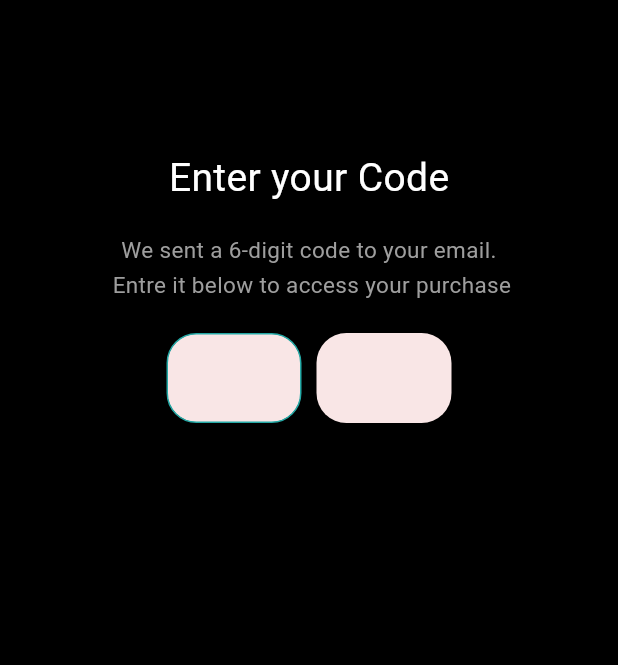
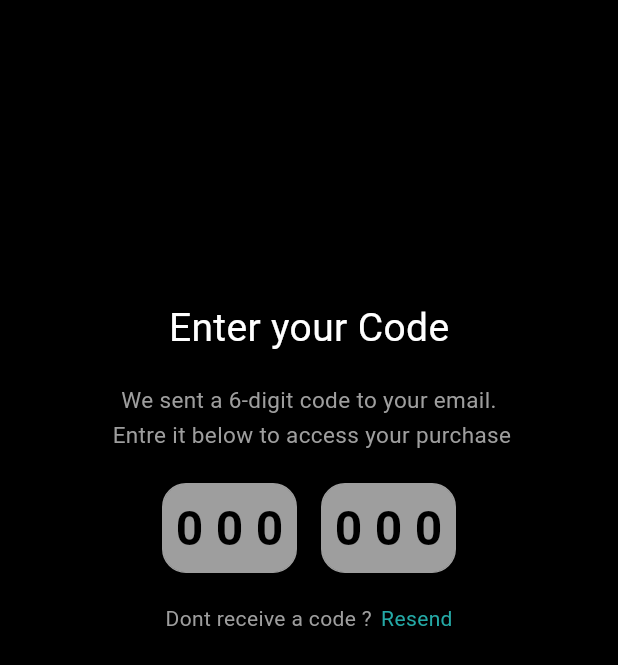
Before and after one commit to hefnyy111/findo_App, a Flutter app: the screen it shows after launch, on a phone screen of 412 x 824 dp. Shown: the top 665 px of the screen. Run offline on Flutter 3.47's test engine with Material 3 defaults, Android fonts, the phone set to English and light mode, and no system bars; our stand-ins replace bloc, country_picker, device_preview, dio, dropdown_button2, flutter_bloc and 3 more; Roboto replaces fonts that are missing (SF-Pro-Rounded-Bold, SF-Pro-Text-Bold).

Commit message:
otp code

```diff
--- /dev/null
+++ b/lib/features/auth/presentation/sign_in/manager/cubit/verify_code_cubit.dart
@@ -0,0 +1,44 @@
+import 'package:Ascend/shared/core/utlis/constants.dart';
+import 'package:bloc/bloc.dart';
+import 'package:flutter/material.dart';
+import 'package:flutter_bloc/flutter_bloc.dart';
+import 'package:meta/meta.dart';
+
+part 'verify_code_state.dart';
+
+class VerifyCodeCubit extends Cubit<VerifyCodeState> {
+  VerifyCodeCubit() : super(VerifyCodeInitial());
+
+  static VerifyCodeCubit get(context) => BlocProvider.of(context);
+  // ******************************* Variabels
+  final formKey = GlobalKey<FormState>();
+  final controller1 = TextEditingController();
+  final controller2 = TextEditingController();
+
+  // ******************************* Change button
+  bool startShimmer = false;
+  Color buttonEnable = AppColors.kbutton_disabel;
+  VoidCallback? functionButton;
+  void changeButton(
+    String? value,
+    context, {
+    VoidCallback? custom_functionButton,
+  }) {
+    bool values = controller1.text.isNotEmpty && controller2.text.isNotEmpty;
+    if (values) {
+      startShimmer = true;
+      buttonEnable = AppColors.kPrimaryColor;
+      functionButton = custom_functionButton;
+    } else {
+      startShimmer = false;
+      buttonEnable = AppColors.kbutton_disabel;
+      functionButton = null;
+    }
+
+    emit(VerifyCodeDone());
+  }
+
+  // ******************************* Active Container
+  bool isActive = false;
+
+}
--- /dev/null
+++ b/lib/features/auth/presentation/sign_in/manager/cubit/verify_code_state.dart
@@ -0,0 +1,7 @@
+part of 'verify_code_cubit.dart';
+
+@immutable
+sealed class VerifyCodeState {}
+
+final class VerifyCodeInitial extends VerifyCodeState {}
+final class VerifyCodeDone extends VerifyCodeState {}
--- /dev/null
+++ b/lib/features/auth/presentation/sign_in/phone/widgets/custom_raw.dart
@@ -0,0 +1,33 @@
+import 'package:Ascend/shared/core/utlis/constants.dart';
+import 'package:flutter/material.dart';
+
+class CustomRow extends StatelessWidget {
+  const CustomRow({
+    super.key,
+    required this.text1,
+    required this.text2,
+    this.onTap,
+  });
+  final String text1, text2;
+  final void Function()? onTap;
+  @override
+  Widget build(BuildContext context) {
+    return Row(
+      mainAxisAlignment: MainAxisAlignment.center,
+      children: [
+        Text(
+          text1,
+          style: TextStyle(fontSize: 14, color: AppColors.kGreyColor),
+        ),
+        SizedBox(width: 6),
+        GestureDetector(
+          onTap: onTap,
+          child: Text(
+            text2,
+            style: TextStyle(fontSize: 14, color: AppColors.kPrimaryColor),
+          ),
+        ),
+      ],
+    );
+  }
+}
--- a/lib/features/auth/presentation/sign_in/phone/widgets/otp_code.dart
+++ b/lib/features/auth/presentation/sign_in/phone/widgets/otp_code.dart
@@ -10,10 +10,110 @@ class OtpCode extends StatefulWidget {
 }
 
 class _OtpCodeState extends State<OtpCode> {
+  final firstFocus = FocusNode();
+  final secondFocus = FocusNode();
   final firstController = TextEditingController();
   final secondController = TextEditingController();
 
-  bool isFirstActive = true;
+  List<String> firstDigits = ["0", "0", "0"];
+  List<String> secondDigits = ["0", "0", "0"];
+
+  @override
+  void dispose() {
+    firstFocus.dispose();
+    secondFocus.dispose();
+    firstController.dispose();
+    secondController.dispose();
+    super.dispose();
+  }
+
+  void updateDigits(String input, List<String> digits, FocusNode nextFocus) {
+    for (int i = 0; i < 3; i++) {
+      if (i < input.length) {
+        digits[i] = input[i];
+      } else {
+        digits[i] = "0";
+      }
+    }
+
+    if (input.length == 3) {
+      FocusScope.of(context).requestFocus(nextFocus);
+    }
+  }
+
+  Widget buildBox({
+    required List<String> digits,
+    required TextEditingController controller,
+    required FocusNode focusNode,
+    required FocusNode nextFocus,
+  }) {
+    return Container(
+      width: 90,
+      height: 60,
+      margin: const EdgeInsets.symmetric(horizontal: 8),
+      decoration: BoxDecoration(
+        color: Colors.grey,
+        borderRadius: BorderRadius.circular(16),
+        border: Border.all(
+          color: focusNode.hasFocus ? AppColors.kPrimaryColor : Colors.grey,
+          width: focusNode.hasFocus ? 2 : 1,
+        ),
+        boxShadow: [
+          if (focusNode.hasFocus)
+            BoxShadow(
+              color: AppColors.kPrimaryColor.withOpacity(0.15),
+              blurRadius: 6,
+              offset: const Offset(0, 3),
+            ),
+        ],
+      ),
+      child: Stack(
+        alignment: Alignment.center,
+        children: [
+          Row(
+            mainAxisAlignment: MainAxisAlignment.spaceEvenly,
+            children: List.generate(3, (i) {
+              return AnimatedSwitcher(
+                duration: const Duration(milliseconds: 250),
+                transitionBuilder:
+                    (child, anim) => SlideTransition(
+                      position: Tween<Offset>(
+                        begin: const Offset(0, 1),
+                        end: Offset.zero,
+                      ).animate(anim),
+                      child: child,
+                    ),
+                child: Text(
+                  digits[i],
+                  key: ValueKey(digits[i] + i.toString()),
+                  style: const TextStyle(
+                    fontSize: 32,
+                    fontWeight: FontWeight.bold,
+                    color: Colors.black,
+                  ),
+                ),
+              );
+            }),
+          ),
+          Opacity(
+            opacity: 0,
+            child: TextField(
+              controller: controller,
+              focusNode: focusNode,
+              keyboardType: TextInputType.number,
+              inputFormatters: [LengthLimitingTextInputFormatter(3)],
+              autofocus: focusNode == firstFocus,
+              onChanged: (val) {
+                setState(() {
+                  updateDigits(val, digits, nextFocus);
+                });
+              },
+            ),
+          ),
+        ],
+      ),
+    );
+  }
 
   @override
   Widget build(BuildContext context) {
@@ -21,62 +121,20 @@ class _OtpCodeState extends State<OtpCode> {
       child: Row(
         mainAxisAlignment: MainAxisAlignment.center,
         children: [
-          buildCodeBox(
+          buildBox(
+            digits: firstDigits,
             controller: firstController,
-            isActive: isFirstActive,
-            onTap: () {
-              setState(() => isFirstActive = true);
-            },
+            focusNode: firstFocus,
+            nextFocus: secondFocus,
           ),
-          const SizedBox(width: 10),
-          buildCodeBox(
+          buildBox(
+            digits: secondDigits,
             controller: secondController,
-            isActive: !isFirstActive,
-            onTap: () {
-              setState(() => isFirstActive = false);
-            },
+            focusNode: secondFocus,
+            nextFocus: FocusNode(),
           ),
         ],
       ),
     );
   }
-
-  Widget buildCodeBox({
-    required TextEditingController controller,
-    required bool isActive,
-    required VoidCallback onTap,
-  }) {
-    return GestureDetector(
-      onTap: onTap,
-      child: Container(
-        width: 90,
-        height: 60,
-        alignment: Alignment.center,
-        decoration: BoxDecoration(
-          color: const Color.fromARGB(255, 249, 230, 230),
-          borderRadius: BorderRadius.circular(20),
-          border:
-              isActive
-                  ? Border.all(color: AppColors.kPrimaryColor, width: 1)
-                  : null,
-        ),
-        child: TextField(
-          controller: controller,
-          textAlign: TextAlign.center,
-          style: const TextStyle(
-            fontSize: 24,
-            fontWeight: FontWeight.bold,
-            color: Colors.black,
-          ),
-          keyboardType: TextInputType.number,
-          inputFormatters: [LengthLimitingTextInputFormatter(3)],
-          decoration: const InputDecoration(
-            border: InputBorder.none,
-            hintText: '',
-          ),
-          onTap: onTap,
-        ),
-      ),
-    );
-  }
 }
--- a/lib/features/auth/presentation/sign_in/views/code_view.dart
+++ b/lib/features/auth/presentation/sign_in/views/code_view.dart
@@ -1,3 +1,5 @@
+import 'package:Ascend/features/auth/presentation/sign_in/manager/cubit/verify_code_cubit.dart';
+import 'package:Ascend/features/auth/presentation/sign_in/phone/widgets/custom_raw.dart';
 import 'package:Ascend/features/auth/presentation/sign_in/phone/widgets/otp_code.dart';
 import 'package:Ascend/shared/core/utlis/constants.dart';
 import 'package:flutter/material.dart';
@@ -7,12 +9,14 @@ class CodeView extends StatelessWidget {
 
   @override
   Widget build(BuildContext context) {
-    return   Scaffold(
+    var verifyCodeCubit = VerifyCodeCubit.get(context);
+
+    return Scaffold(
       backgroundColor: Colors.black,
       body: Column(
         crossAxisAlignment: CrossAxisAlignment.center,
         children: [
-          const SizedBox(height: 100.0),
+          const SizedBox(height: 200.0),
           // ******************************* Text 1
           Center(
             child: Padding(
@@ -42,53 +46,9 @@ class CodeView extends StatelessWidget {
                   ),
                   const SizedBox(height: 20.0),
                   OtpCode(),
-
-                  //   Row(
-                  //     children: [
-                  //       Container(
-                  //         padding: const EdgeInsets.symmetric(
-                  //           horizontal: 14,
-                  //           vertical: 8,
-                  //         ),
-                  //         decoration: BoxDecoration(
-                  //           color: const Color(0xFFF3F3F3),
-                  //           borderRadius: BorderRadius.circular(20),
-                  //         ),
-                  //         child: const Text(
-                  //           '331',
-                  //           style: TextStyle(
-                  //             fontSize: 22,
-                  //             fontWeight: FontWeight.bold,
-                  //             color: Colors.black,
-                  //           ),
-                  //         ),
-                  //       ),
-                  //       const SizedBox(width: 10),
-
-                  //       Container(
-                  //         padding: const EdgeInsets.symmetric(
-                  //           horizontal: 14,
-                  //           vertical: 8,
-                  //         ),
-                  //         decoration: BoxDecoration(
-                  //           color: Colors.white,
-                  //           border: Border.all(
-                  //             color: Color(0xFF5EA8FF),
-                  //             width: 2,
-                  //           ),
-                  //           borderRadius: BorderRadius.circular(20),
-                  //         ),
-                  //         child: const Text(
-                  //           '340',
-                  //           style: TextStyle(
-                  //             fontSize: 22,
-                  //             fontWeight: FontWeight.bold,
-                  //             color: Colors.black54,
-                  //           ),
-                  //         ),
-                  //       ),
-                  //     ],
-                  //   ),
+                  const SizedBox(height: 20.0),
+                  CustomRow(text1: 'Dont receive a code ?', text2: 'Resend'),
+                  const SizedBox(height: 200.0),
                 ],
               ),
             ),
--- a/lib/shared/core/utlis/app_router.dart
+++ b/lib/shared/core/utlis/app_router.dart
@@ -1,5 +1,7 @@
+import 'package:Ascend/features/auth/presentation/sign_in/manager/cubit/verify_code_cubit.dart';
 import 'package:Ascend/features/auth/presentation/sign_in/phone/widgets/sign_in_countries_view.dart';
 import 'package:Ascend/features/auth/presentation/sign_in/views/code_view.dart';
+import 'package:flutter_bloc/flutter_bloc.dart';
 import 'package:go_router/go_router.dart';
 
 class AppRouter {
@@ -19,7 +21,14 @@ class AppRouter {
       //   builder: (context, state) => GetStartedView(),
       // ),
       // GoRoute( path: "/", builder: (context, state) => SignInView(),),
-      GoRoute(path: "/", builder: (context, state) => CodeView()),
+      GoRoute(
+        path: "/",
+        builder:
+            (context, state) => BlocProvider(
+              create: (context) => VerifyCodeCubit(),
+              child: CodeView(),
+            ),
+      ),
       GoRoute(
         path: kSignInCountriesView,
         builder: (context, state) => SignInCountriesView(),
```
